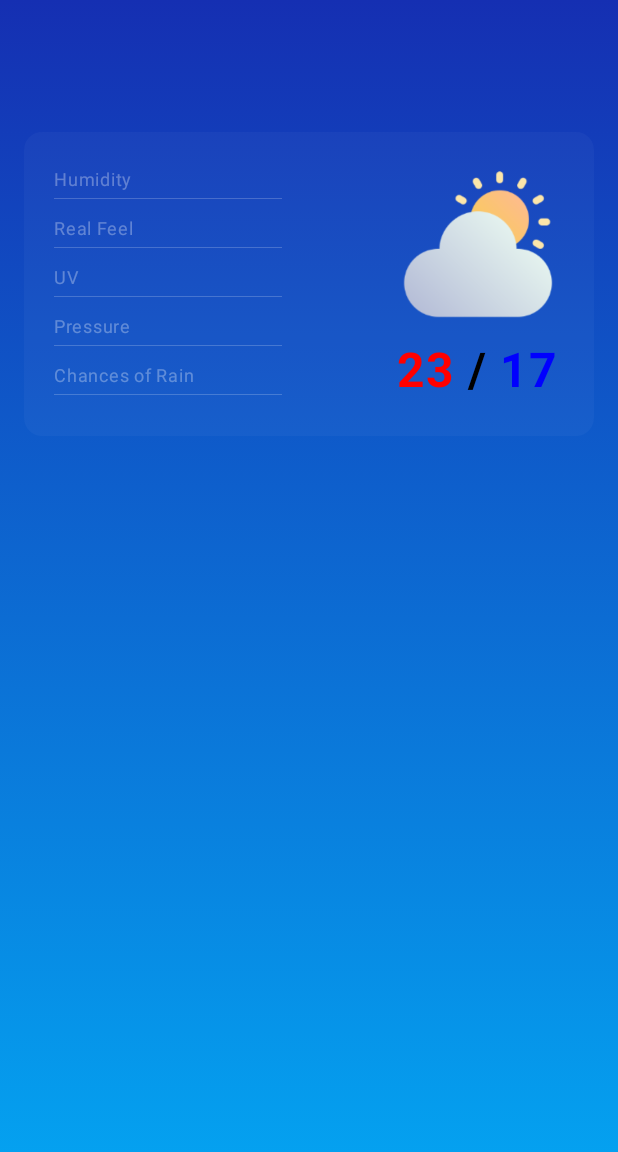
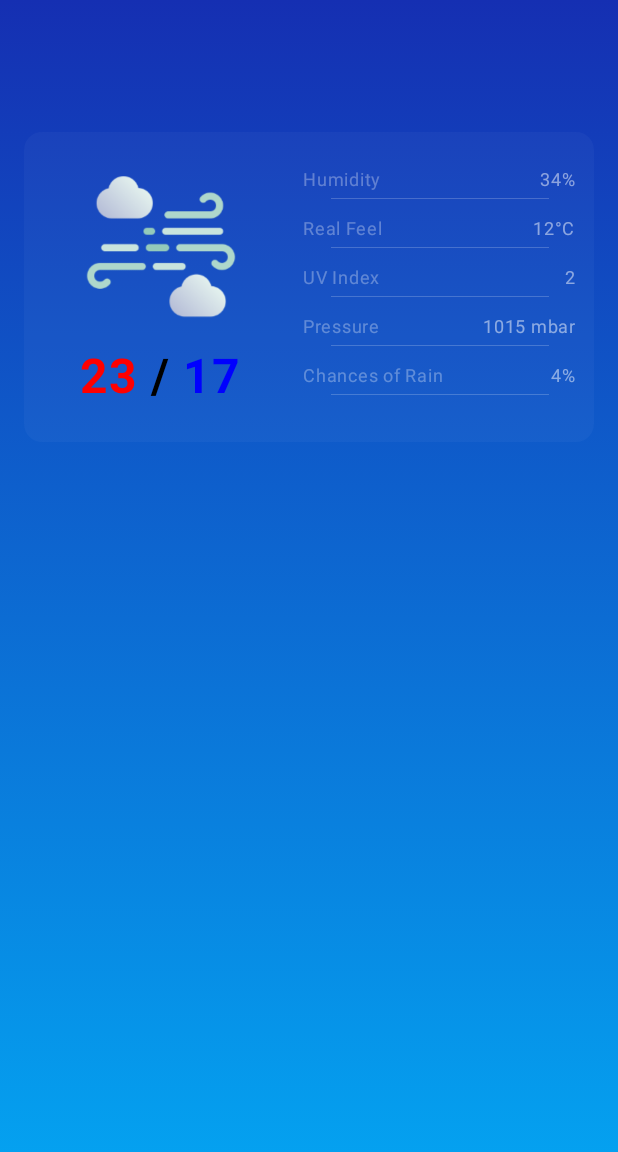
Before and after one commit to KaranJoshi1208/Lil-Cloud, an Android app built with Jetpack Compose: the @Preview function SunnyPreview, on a phone screen of 412 x 824 dp. Shown: the top 1152 px of the screen. Run offline under Robolectric (Android 15) with nearby library versions, the phone set to English and light mode, and no system bars.

Commit message:
weather details screen

```diff
--- a/app/src/main/java/com/karan/lilcloud/composeUI/SunnyScreen.kt
+++ b/app/src/main/java/com/karan/lilcloud/composeUI/SunnyScreen.kt
@@ -18,13 +18,11 @@ import androidx.compose.foundation.layout.fillMaxWidth
 import androidx.compose.foundation.layout.height
 import androidx.compose.foundation.layout.padding
 import androidx.compose.foundation.layout.size
-import androidx.compose.foundation.layout.width
 import androidx.compose.foundation.rememberScrollState
 import androidx.compose.foundation.verticalScroll
 import androidx.compose.material3.AlertDialog
 import androidx.compose.material3.Card
 import androidx.compose.material3.CardDefaults
-import androidx.compose.material3.MaterialTheme
 import androidx.compose.material3.Text
 import androidx.compose.runtime.Composable
 import androidx.compose.ui.Alignment
@@ -41,7 +39,6 @@ import androidx.compose.ui.text.TextStyle
 import androidx.compose.ui.text.font.FontWeight
 import androidx.compose.ui.text.style.TextAlign
 import androidx.compose.ui.tooling.preview.Preview
-import androidx.compose.ui.unit.TextUnit
 import androidx.compose.ui.unit.dp
 import androidx.compose.ui.unit.sp
 import com.karan.lilcloud.model.accuWeather.CurrentConditionResponse.CurrentConditionResponseItem
@@ -200,7 +197,6 @@ fun WeatherDetails(scrollState: ScrollState, modifier: Modifier = Modifier) {
     Column(
         modifier = Modifier
             .fillMaxWidth()
-//            .background(color = Color.Transparent)
             .verticalScroll(scrollState, enabled = true)
             .then(modifier)
         ,
@@ -215,9 +211,7 @@ fun WeatherDetails(scrollState: ScrollState, modifier: Modifier = Modifier) {
             colors = CardDefaults.cardColors(
                 containerColor = Color(0x08FFFFFF),
 
-            )
-//            elevation = CardElevation(),
-//            shape = MaterialTheme.shapes.medium
+            ),
         ) {
 
             Row(
@@ -228,112 +222,21 @@ fun WeatherDetails(scrollState: ScrollState, modifier: Modifier = Modifier) {
                 ,
                 horizontalArrangement = Arrangement.SpaceBetween
             ) {
-                Column(
-                    modifier = Modifier
-                        .fillMaxHeight()
-                        .weight(1f)
-                        .padding(start = 8.dp)
-                    ,
-//                    verticalArrangement = Arrangement.SpaceEvenly,
-
-                ) {
-                    Text(
-                        text = "Humidity",
-                        fontSize = 12.sp,
-                        color = Color(0x50FFFFFF),
-                        modifier = Modifier
-                            .padding(top = 8.dp)
-                        ,
-                    )
-                    Spacer(
-                        modifier = Modifier
-                            .fillMaxWidth(0.7f)
-                            .height(0.5.dp)
-                            .background(Color(0x33FFFFFF))
-//                            .padding(horizontal = 4.dp)
-                        ,
-                    )
-                    Text(
-                        text = "Real Feel",
-                        fontSize = 12.sp,
-                        color = Color(0x50FFFFFF),
-                        modifier = Modifier
-                            .padding(top = 8.dp)
-                        ,
-                    )
-                    Spacer(
-                        modifier = Modifier
-                            .fillMaxWidth(0.7f)
-                            .height(0.5.dp)
-                            .background(Color(0x33FFFFFF))
-                            .padding(horizontal = 4.dp)
-                        ,
-                    )
-                    Text(
-                        text = "UV",
-                        fontSize = 12.sp,
-                        color = Color(0x50FFFFFF),
-                        modifier = Modifier
-                            .padding(top = 8.dp)
-                        ,
-                    )
-                    Spacer(
-                        modifier = Modifier
-                            .fillMaxWidth(0.7f)
-                            .height(0.5.dp)
-                            .background(Color(0x33FFFFFF))
-                            .padding(horizontal = 4.dp)
-                        ,
-                    )
-                    Text(
-                        text = "Pressure",
-                        fontSize = 12.sp,
-                        color = Color(0x50FFFFFF),
-                        modifier = Modifier
-                            .padding(top = 8.dp)
-                        ,
-                    )
-                    Spacer(
-                        modifier = Modifier
-                            .fillMaxWidth(0.7f)
-                            .height(0.5.dp)
-                            .background(Color(0x33FFFFFF))
-                            .padding(horizontal = 4.dp)
-                        ,
-                    )
-                    Text(
-                        text = "Chances of Rain",
-                        fontSize = 12.sp,
-                        color = Color(0x50FFFFFF),
-                        modifier = Modifier
-                            .padding(top = 8.dp)
-                        ,
-                    )
-                    Spacer(
-                        modifier = Modifier
-                            .fillMaxWidth(0.7f)
-                            .height(0.5.dp)
-                            .background(Color(0x33FFFFFF))
-                            .padding(horizontal = 4.dp)
-                        ,
-                    )
-                }
-
 
                 Column(
                     modifier = Modifier
                         .padding(12.dp)
-//                        .weight(1f)
+                        .weight(0.8f)
                     ,
                     horizontalAlignment = Alignment.CenterHorizontally
                 ) {
                     Image(
-                        painter = painterResource(id = R.drawable.cloudy_sunny),
+                        painter = painterResource(id = R.drawable.windy),
                         contentDescription = "Weather Icon",
                         modifier = Modifier.size(100.dp)
                     )
 
-                    Spacer(modifier = Modifier.height(16.dp))
+                    Spacer(modifier = Modifier.height(20.dp))
 
                     Row {
                         Text(
@@ -354,6 +257,77 @@ fun WeatherDetails(scrollState: ScrollState, modifier: Modifier = Modifier) {
                             color = Color.Blue
                         )
                     }
+                }
+
+                Column(
+                    modifier = Modifier
+                        .fillMaxHeight()
+                        .weight(1f)
+                        .padding(start = 16.dp)
+                    ,
+                    horizontalAlignment = Alignment.CenterHorizontally
+
+                ) {
+                    InfoElement(
+                        name = "Humidity",
+                        value = "34" + "%"
+                    )
+                    Spacer(
+                        modifier = Modifier
+                            .fillMaxWidth(0.8f)
+                            .height(0.5.dp)
+                            .background(Color(0x33FFFFFF))
+                        ,
+                    )
+
+                    InfoElement(
+                        name = "Real Feel",
+                        value = "12" + "°C"
+                    )
+
+                    Spacer(
+                        modifier = Modifier
+                            .fillMaxWidth(0.8f)
+                            .height(0.5.dp)
+                            .background(Color(0x33FFFFFF))
+                        ,
+                    )
+
+                    InfoElement(
+                        name = "UV Index",
+                        value = "2"
+                    )
+                    Spacer(
+                        modifier = Modifier
+                            .fillMaxWidth(0.8f)
+                            .height(0.5.dp)
+                            .background(Color(0x33FFFFFF))
+                        ,
+                    )
+
+                    InfoElement(
+                        name = "Pressure",
+                        value = "1015" + " mbar"
+                    )
+                    Spacer(
+                        modifier = Modifier
+                            .fillMaxWidth(0.8f)
+                            .height(0.5.dp)
+                            .background(Color(0x33FFFFFF))
+                        ,
+                    )
+
+                    InfoElement(
+                        name = "Chances of Rain",
+                        value = "4" + "%"
+                    )
+                    Spacer(
+                        modifier = Modifier
+                            .fillMaxWidth(0.8f)
+                            .height(0.5.dp)
+                            .background(Color(0x33FFFFFF))
+                        ,
+                    )
                 }
             }
         }
@@ -419,6 +393,29 @@ fun Loading() {
                     .size(100.dp)
             )
         }
+    }
+}
+
+@Composable
+fun InfoElement(name : String = "", value : String = "") {
+    Row(
+        modifier = Modifier
+            .fillMaxWidth()
+            .padding(top = 8.dp)
+
+        ,
+        horizontalArrangement = Arrangement.Absolute.SpaceBetween
+    ) {
+        Text(
+            text = name,
+            fontSize = 12.sp,
+            color = Color(0x50FFFFFF),
+        )
+        Text(
+            text = value,
+            fontSize = 12.sp,
+            color = Color(0x80FFFFFF),
+        )
     }
 }
 
```
Also changed, not shown: app/src/main/res/raw/windy.png (added).
